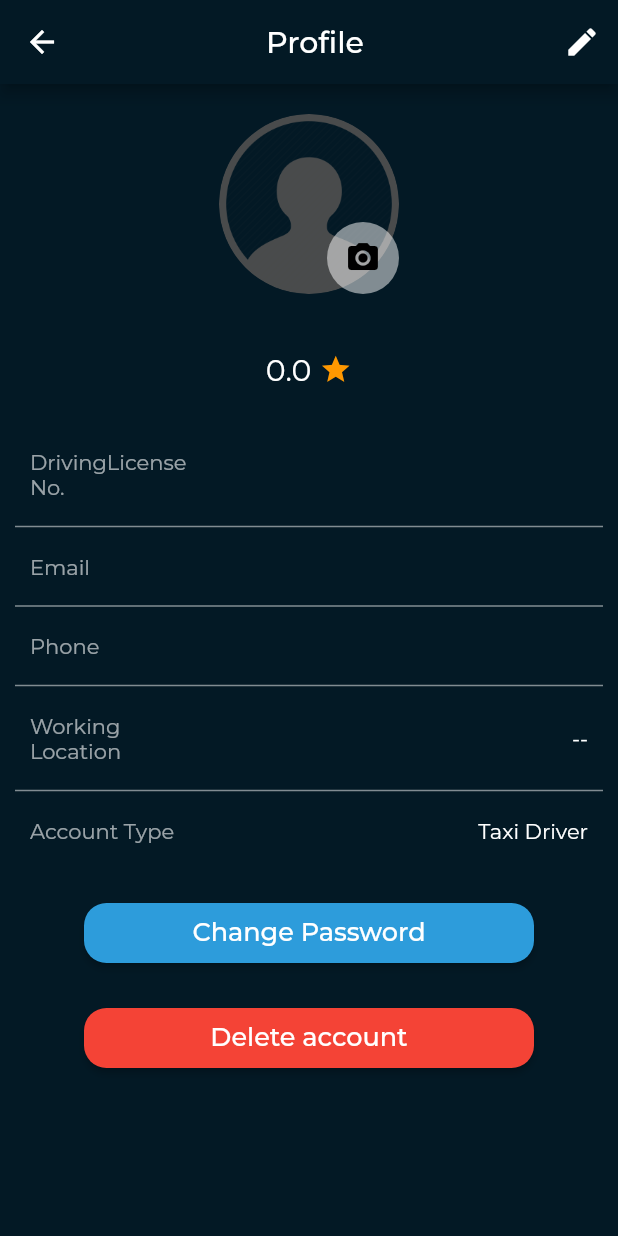
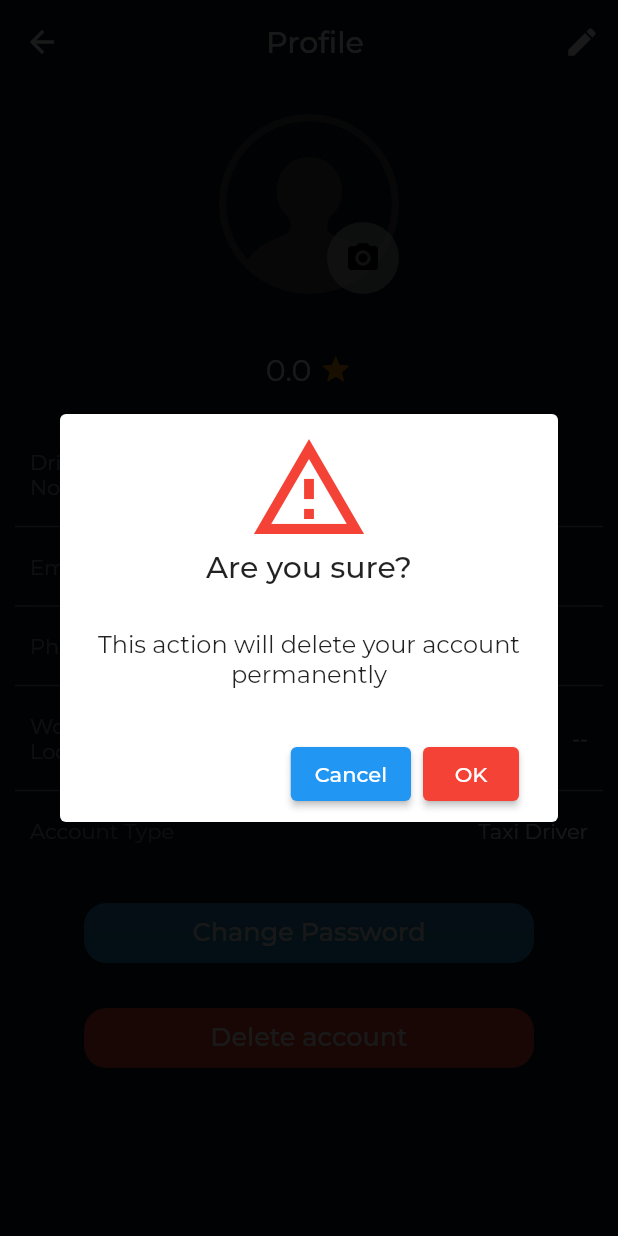
Before and after one commit to Ceyntra/Ceyntra-mobile, a Flutter app: the TaxiDriverProfileScreen screen opened directly, after a tap on "Delete account", on a phone screen of 412 x 824 dp. Run offline on Flutter 3.47's test engine with Material 2 defaults, Android fonts, the phone set to English and light mode, and no system bars; our stand-ins replace auto_size_text, carousel_pro, dio, expandable_text, firebase_auth, firebase_core and 10 more; missing offline and left inert: shape_of_view, stomp_dart_client, translator; accounts and stored records are empty; network calls fail.

Commit message:
taxi profile done

```diff
--- a/lib/views/screens/profileScreens/taxiDriverProfile.dart
+++ b/lib/views/screens/profileScreens/taxiDriverProfile.dart
@@ -1,10 +1,13 @@
 import 'dart:io';
+import 'package:ceyntra_mobile/views/screens/spHomeScreens/taxiHome.dart';
 import 'package:image_picker/image_picker.dart';
 import 'package:ceyntra_mobile/service/TaxiProfileService.dart';
 import 'package:ceyntra_mobile/views/widgets/dividerWidget.dart';
 import 'package:ceyntra_mobile/views/widgets/profileDetailsWidget.dart';
 import 'package:flutter/material.dart';
 import 'package:google_fonts/google_fonts.dart';
+
+import '../firstPage.dart';
 
 class TaxiDriverProfileScreen extends StatefulWidget{
   @override
@@ -452,8 +455,64 @@ class _TaxiDriverProfileScreenState extends State<TaxiDriverProfileScreen> {
     );
   }
 
-  void deleteAccount(){
+  void _deleteAccount(){
+    var deleteResult=taxiProfileService.removeDriverAccount(tUID);
+    deleteResult.then((value) => {
+      if (value == 1){
+        Navigator.push(
+          context,
+          MaterialPageRoute(builder: (context) => FirstPageScreen()),
+        )
+      }else{
+        popUpDialog(context, "Something Went Wrong...", "Account Deletion Failed")
+      }
+    });
+  }
 
+  void _confirmDialog(){
+    AlertDialog alert = AlertDialog(
+      title: Column(
+        children: [
+          Icon(
+            Icons.warning_amber_outlined,
+            color: Colors.red,
+            size: 80,
+          ),
+          Text("Are you sure?", style: GoogleFonts.montserrat(), textAlign: TextAlign.center)
+        ],
+      ),
+      titlePadding: EdgeInsets.symmetric(horizontal: 25, vertical: 10),
+      content: Text("This action will delete your account permanently", style: GoogleFonts.montserrat(), textAlign: TextAlign.center),
+      actions: [
+        ElevatedButton(
+          child: Text("Cancel", style: GoogleFonts.montserrat()),
+          onPressed: () {
+            Navigator.of(context).pop();
+          }
+        ),
+        ElevatedButton(
+          child: Text("OK", style: GoogleFonts.montserrat()),
+          onPressed: () {
+            Navigator.of(context).pop();
+            _deleteAccount();
+          },
+          style: ElevatedButton.styleFrom(
+            primary: Colors.red,
+            onPrimary: Colors.white,
+          )
+        ),
+        Padding(padding: EdgeInsets.symmetric(horizontal:5)),
+      ],
+    );
+
+    showDialog(
+      barrierDismissible: false,
+      barrierColor: Colors.black.withOpacity(0.9),
+      context: context,
+      builder: (BuildContext context) {
+        return alert;
+      }
+    );
   }
 
   void getTaxiProfileData(response){
@@ -492,7 +551,14 @@ class _TaxiDriverProfileScreenState extends State<TaxiDriverProfileScreen> {
         brightness: Brightness.dark,
         // leading: Icon(Icons.arrow_back),
         leading: InkWell(
-          onTap: null,
+          onTap: () {
+            Navigator.push(
+              context,
+              MaterialPageRoute(
+                builder: (context) => TaxiHomeScreen()
+              )
+            );
+          },
           child: Icon(Icons.arrow_back),
         ),
         title: Center(
@@ -625,7 +691,7 @@ class _TaxiDriverProfileScreenState extends State<TaxiDriverProfileScreen> {
               width: 300.0,
               height: 40.0,
               child: ElevatedButton(
-                onPressed: deleteAccount,
+                onPressed: _confirmDialog,
                 style: ElevatedButton.styleFrom(
                   primary: Colors.red,
                   onPrimary: Colors.white,
```
